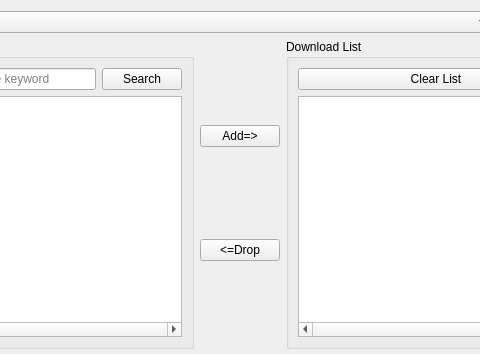
First picture: the form in app/view/C_MainWindow/DownloadPage.ui, repository HsOjo/DnfDownloader, before the edit; both pictures show x 118 to 598 and y 0 to 354 of the 715 by 477 pixel window.
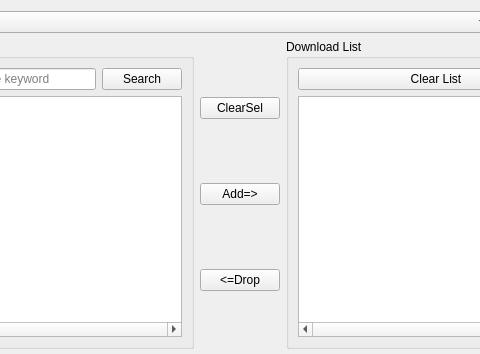
Second picture: the form after the edit.

Patch:
```diff
--- a/app/view/C_MainWindow/DownloadPage.ui
+++ b/app/view/C_MainWindow/DownloadPage.ui
@@ -271,20 +271,27 @@
      </item>
      <item row="0" column="2" colspan="2">
       <layout class="QGridLayout" name="gridLayout_10">
-       <item row="0" column="0">
+       <item row="1" column="0">
         <widget class="QPushButton" name="pb_add_dl">
          <property name="text">
           <string>Add=&gt;</string>
          </property>
         </widget>
        </item>
-       <item row="1" column="0">
+       <item row="2" column="0">
         <widget class="QPushButton" name="pb_drop_dl">
          <property name="text">
           <string>&lt;=Drop</string>
          </property>
         </widget>
        </item>
+       <item row="0" column="0">
+        <widget class="QPushButton" name="pb_clear_sel">
+         <property name="text">
+          <string>ClearSel</string>
+         </property>
+        </widget>
+       </item>
       </layout>
      </item>
     </layout>
```
Left out of the diff: 35 changed lines with no effect on the pictures.
